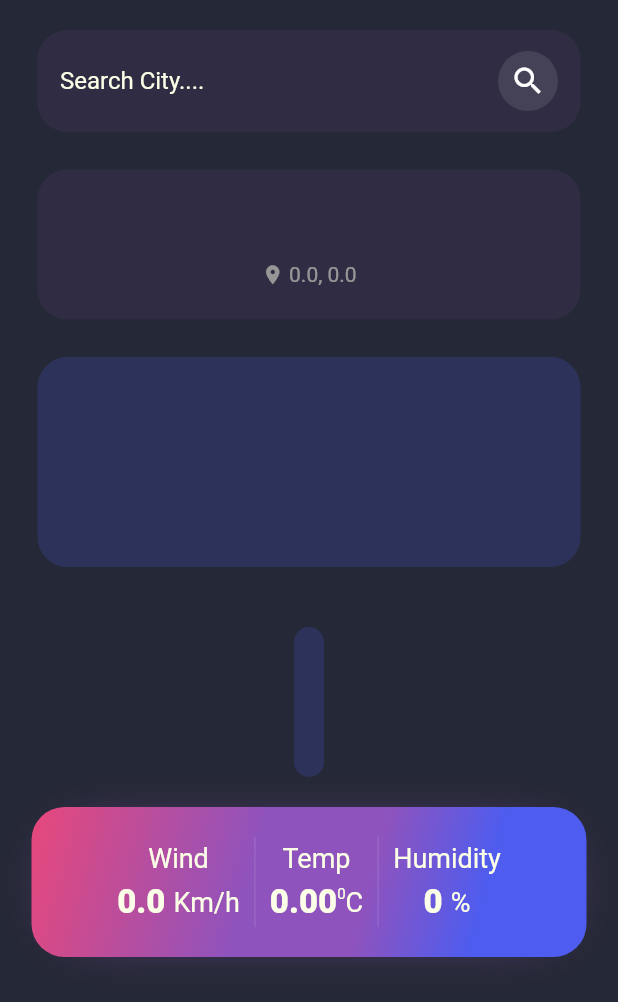
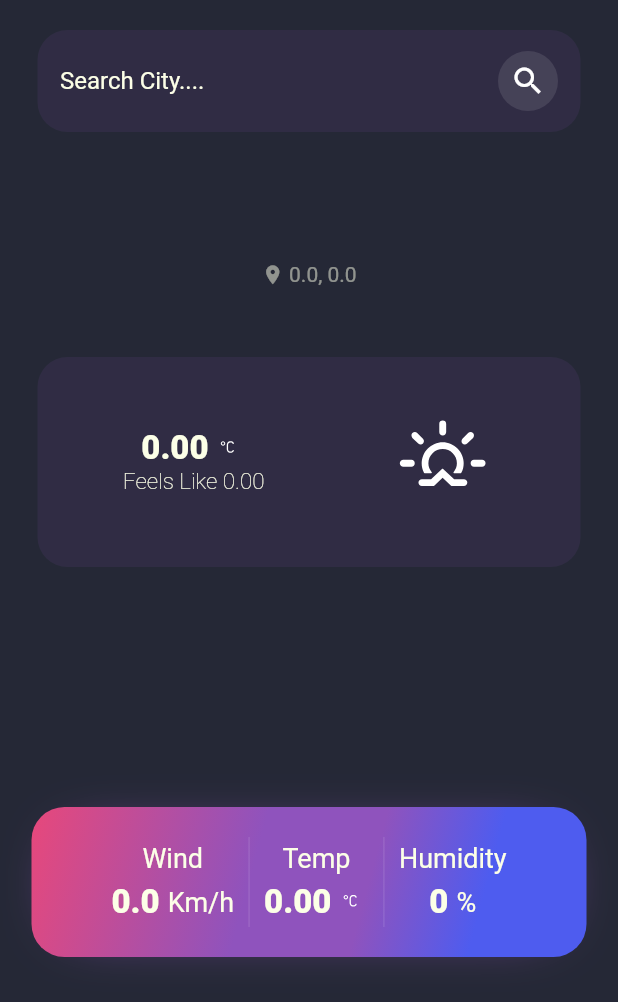
Before and after one commit to RowanMohamed311/Weather-App, a Flutter app: the screen it shows after launch, on a phone screen of 412 x 824 dp. Shown: the top 1002 px of the screen. Run offline on Flutter 3.47's test engine with Material 2 defaults, Android fonts, the phone set to English and light mode, and no system bars; our stand-ins replace dio, geocoding, location, weather_icons; network calls fail.

Commit message:
weather icons added

```diff
--- a/lib/weather/data/models/weather_model.dart
+++ b/lib/weather/data/models/weather_model.dart
@@ -11,7 +11,8 @@ class WeatherModel extends Weather {
       super.lon,
       super.wind_speed,
       super.temp,
-      super.humitity);
+      super.humitity,
+      super.feel);
 
   factory WeatherModel.fromJson(Map<String, dynamic> json) {
     return WeatherModel(
@@ -24,6 +25,7 @@ class WeatherModel extends Weather {
         json['coord']['lon'],
         json['wind']['speed'],
         json['main']['temp'],
-        json['main']['humidity']);
+        json['main']['humidity'],
+        json['main']['feels_like']);
   }
 }
--- a/lib/weather/domain/entities/weather.dart
+++ b/lib/weather/domain/entities/weather.dart
@@ -10,7 +10,8 @@ class Weather {
   final double wind_speed;
   final double temp;
   final int humitity;
+  final double feel;
 
   Weather(this.id, this.cityName, this.main, this.description, this.pressure,
-      this.lat, this.lon, this.wind_speed, this.temp, this.humitity);
+      this.lat, this.lon, this.wind_speed, this.temp, this.humitity, this.feel);
 }
--- a/lib/weather/presentation/screens/weather_screen.dart
+++ b/lib/weather/presentation/screens/weather_screen.dart
@@ -1,6 +1,7 @@
 // import 'dart:html';
 
 import 'dart:ui';
+import 'package:weather_icons/weather_icons.dart';
 
 import 'package:flutter/material.dart';
 import 'package:weather/core/utils/constants.dart';
@@ -36,6 +37,7 @@ class _WeatherScreenState extends State<WeatherScreen> {
   double speed = 0;
   double temp = 0;
   double temp_c = 0;
+  double feel = 0;
   int humidity = 0;
   String currentCountry = '';
   TextEditingController searchController = TextEditingController();
@@ -79,7 +81,7 @@ class _WeatherScreenState extends State<WeatherScreen> {
     BaseWeatherRepository baseWeatherRepository =
         WeatherRepository(baseRemoteDataSource);
     Weather weather =
-        await GetWeatherByCountry(baseWeatherRepository).execute('Egypt');
+        await GetWeatherByCountry(baseWeatherRepository).execute('Germany');
     setState(() {
       cityName = weather.cityName;
       lon = weather.lon;
@@ -89,6 +91,7 @@ class _WeatherScreenState extends State<WeatherScreen> {
       temp_c = temp - 273.15;
       speed = weather.wind_speed;
       humidity = weather.humitity;
+      feel = weather.feel - 273.15;
     });
     print(weather.cityName);
     print(weather.lon);
@@ -154,12 +157,12 @@ class _WeatherScreenState extends State<WeatherScreen> {
                 padding:
                     const EdgeInsets.symmetric(horizontal: 10, vertical: 10),
                 margin: const EdgeInsets.symmetric(horizontal: 25, vertical: 5),
-                decoration: BoxDecoration(
-                  color: AppColorPalette2.preprimarycolor2.withOpacity(0.1),
-                  borderRadius: const BorderRadius.all(
-                    Radius.circular(20),
-                  ),
-                ),
+                // decoration: BoxDecoration(
+                //   color: AppColorPalette2.preprimarycolor2.withOpacity(0.1),
+                //   borderRadius: const BorderRadius.all(
+                //     Radius.circular(20),
+                //   ),
+                // ),
                 // ignore: sort_child_properties_last
                 child: Column(
                   crossAxisAlignment: CrossAxisAlignment.center,
@@ -202,10 +205,45 @@ class _WeatherScreenState extends State<WeatherScreen> {
                 margin:
                     const EdgeInsets.symmetric(horizontal: 25, vertical: 20),
                 decoration: BoxDecoration(
-                  color: AppColorPalette2.primarcolor.withOpacity(0.2),
+                  color: AppColorPalette2.preprimarycolor2.withOpacity(0.1),
                   borderRadius: const BorderRadius.all(
                     Radius.circular(20),
                   ),
+                ),
+                child: Row(
+                  mainAxisAlignment: MainAxisAlignment.spaceAround,
+                  crossAxisAlignment: CrossAxisAlignment.center,
+                  children: [
+                    Column(
+                      mainAxisAlignment: MainAxisAlignment.center,
+                      crossAxisAlignment: CrossAxisAlignment.center,
+                      children: [
+                        Row(
+                          mainAxisAlignment: MainAxisAlignment.center,
+                          children: [
+                            Text(
+                              temp_c.toStringAsFixed(2),
+                              style: AppColorPalette2.textstyleInfo,
+                            ),
+                            const BoxedIcon(WeatherIcons.celsius,
+                                color: Colors.white, size: 25),
+                          ],
+                        ),
+                        Text(
+                          'Feels Like ' + feel.toStringAsFixed(2),
+                          style: AppColorPalette2.textstyleTiltle.copyWith(
+                              fontWeight: FontWeight.w100, fontSize: 15),
+                        ),
+                      ],
+                    ),
+                    // const Icon(
+                    //   Icons.sunny,
+                    //   color: Colors.white,
+                    //   size: 70,
+                    // ),
+                    const BoxedIcon(WeatherIcons.sunrise,
+                        color: Colors.white, size: 70),
+                  ],
                 ),
               ),
               Container(
@@ -214,12 +252,12 @@ class _WeatherScreenState extends State<WeatherScreen> {
                     const EdgeInsets.symmetric(horizontal: 10, vertical: 10),
                 margin:
                     const EdgeInsets.symmetric(horizontal: 25, vertical: 20),
-                decoration: BoxDecoration(
-                  color: AppColorPalette2.primarcolor.withOpacity(0.2),
-                  borderRadius: const BorderRadius.all(
-                    Radius.circular(20),
-                  ),
-                ),
+                // decoration: BoxDecoration(
+                //   color: AppColorPalette2.primarcolor.withOpacity(0.2),
+                //   borderRadius: const BorderRadius.all(
+                //     Radius.circular(20),
+                //   ),
+                // ),
                 // ignore: sort_child_properties_last
                 child: Column(
                   crossAxisAlignment: CrossAxisAlignment.center,
@@ -227,11 +265,11 @@ class _WeatherScreenState extends State<WeatherScreen> {
                   children: [
                     Text(
                       main,
-                      style: AppColorPalette2.textstyle
-                          .copyWith(fontSize: 30, fontWeight: FontWeight.w500),
+                      style: AppColorPalette2.textstyleTiltle
+                          .copyWith(fontSize: 40),
                     ),
                     const SizedBox(
-                      height: 5,
+                      height: 15,
                     ),
                   ],
                 ),
@@ -303,35 +341,14 @@ class _WeatherScreenState extends State<WeatherScreen> {
                           height: 6,
                         ),
                         Row(
+                          mainAxisAlignment: MainAxisAlignment.start,
                           children: [
                             Text(
                               temp_c.toStringAsFixed(2),
                               style: AppColorPalette2.textstyleInfo,
                             ),
-                            RichText(
-                              text: TextSpan(
-                                children: [
-                                  WidgetSpan(
-                                    child: Transform.translate(
-                                        offset: Offset(0.0, -7.0),
-                                        child: RichText(
-                                          // use RichText instead ot Text if you need recognizer on a superscripted text
-                                          text: TextSpan(
-                                            style: AppColorPalette2
-                                                .textstyleTiltle
-                                                .copyWith(fontSize: 10),
-                                            text: "0",
-                                            //style: textStyle,
-                                          ),
-                                        )),
-                                  ),
-                                ],
-                              ),
-                            ),
-                            Text(
-                              'C',
-                              style: AppColorPalette2.textstyleTiltle,
-                            ),
+                            const BoxedIcon(WeatherIcons.celsius,
+                                color: Colors.white, size: 25),
                           ],
                         ),
                       ],
--- a/pubspec.yaml
+++ b/pubspec.yaml
@@ -39,6 +39,7 @@ dependencies:
   dio: ^5.0.3
   geocoding: ^2.1.0
   location: ^4.4.0
+  weather_icons: ^3.0.0
   # geolocator: ^9.0.2
   # geocoder: ^0.2.1
 
```
Also changed, not shown: pubspec.lock.
